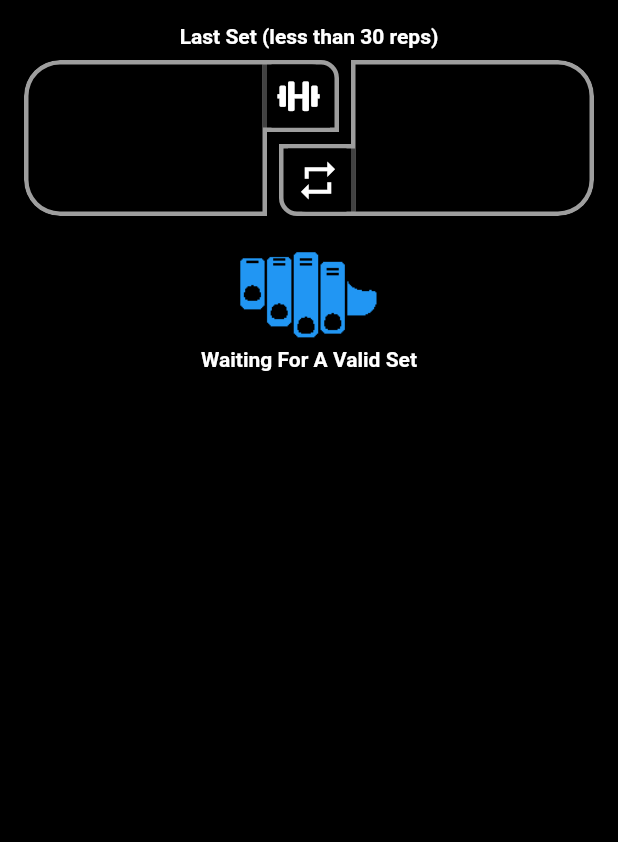
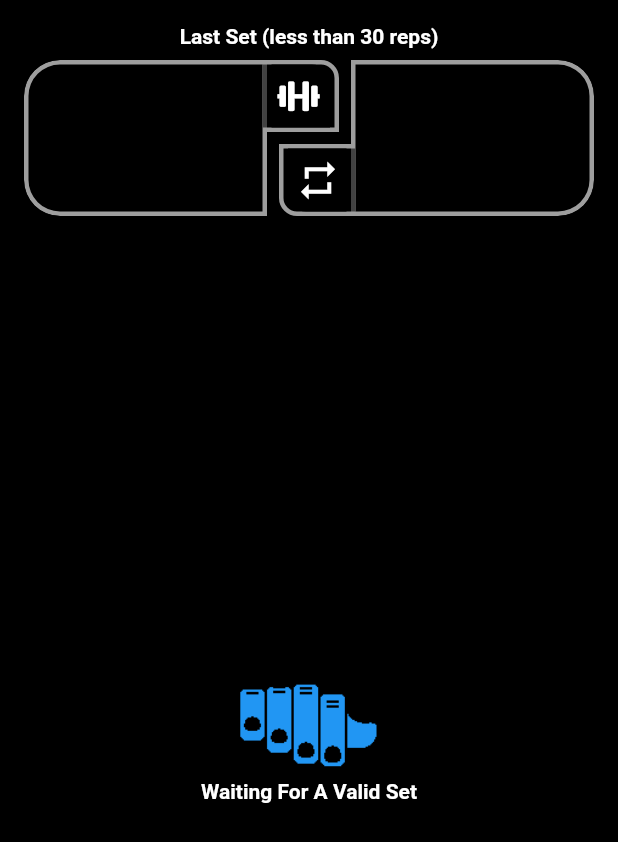
Before and after one commit to b-cancel/swolcalculator, a Flutter app: the screen it shows after launch, on a phone screen of 412 x 824 dp. Shown: the top 842 px of the screen. Run offline on Flutter 3.47's test engine with Material 2 defaults, Android fonts, the phone set to English and light mode, and no system bars; our stand-ins replace bot_toast, flutter_xlider, font_awesome_flutter.

Commit message:
slight clean up

```diff
--- a/lib/home.dart
+++ b/lib/home.dart
@@ -23,10 +23,12 @@ class _HomeState extends State<Home> {
   final ValueNotifier<int> repTarget = new ValueNotifier<int>(7);
   final ValueNotifier<Map<int, int>> predictionIDToPredictedWeight =
       new ValueNotifier({});
-  final ValueNotifier<int> predictionID = new ValueNotifier<int>(0);
 
-  //get
-  final ValueNotifier<int> predictedWeight = new ValueNotifier<int>(0);
+  updateState() {
+    if (mounted) {
+      setState(() {});
+    }
+  }
 
   updatePrediction() {
     //TODO: select the appropiate prediction with prediction ID
@@ -48,6 +50,8 @@ class _HomeState extends State<Home> {
       }
       predictionIDToPredictedWeight.value = predictionIDToPredictedWeightLocal;
     }
+
+    updateState();
   }
 
   predictAllPossible1RMs() {
@@ -80,8 +84,6 @@ class _HomeState extends State<Home> {
     repTarget.addListener(predictAllPossibleFutureWeights);
     //the above might update the below
     predictionIDToPredictedWeight.addListener(updatePrediction);
-    //separate
-    predictionID.addListener(updatePrediction);
   }
 
   @override
@@ -93,9 +95,7 @@ class _HomeState extends State<Home> {
     predictionIDTo1RM.removeListener(predictAllPossibleFutureWeights);
     repTarget.removeListener(predictAllPossibleFutureWeights);
     //the above might update the below
-    predictionIDToPredictedWeight.removeListener(updatePrediction);
-    //separate
-    predictionID.removeListener(updatePrediction);
+    predictionIDToPredictedWeight.removeListener(updateState);
     //dispose
     super.dispose();
   }
@@ -111,6 +111,7 @@ class _HomeState extends State<Home> {
       child: Scaffold(
         backgroundColor: Colors.black,
         body: Column(
+          mainAxisSize: MainAxisSize.max,
           children: [
             Container(
               padding: EdgeInsets.all(16),
@@ -135,44 +136,49 @@ class _HomeState extends State<Home> {
                 ],
               ),
             ),
-            AnimatedBuilder(
-              animation: predictionIDTo1RM,
-              builder: (BuildContext context, Widget? child) {
-                if (predictionIDTo1RM.value.length == 0) {
-                  return Expanded(
+            (predictionIDTo1RM.value.length == 0)
+                ? Expanded(
                     child: Center(
                       child: WaitingFor(
                         action: "Valid Set",
                       ),
                     ),
-                  );
-                } else {
-                  return Column(
+                  )
+                : Expanded(
+                    child: Column(
                       children: [
-                      Text(predictionIDTo1RM.value.toString()),
+                        Expanded(
+                          child: Column(
+                            mainAxisSize: MainAxisSize.min,
+                            children: [
+                              Text(
+                                Functions.getMean(
+                                  predictionIDTo1RM.value.values.toList(),
+                                ).toInt().toString(),
+                              ),
                               Text(
                                 "give or take " +
                                     Functions.getStandardDeviation(
                                       predictionIDTo1RM.value.values.toList(),
                                     ).toInt().toString(),
                               ),
-                      /*
-                      ChangeFunction(
-                      predictionID: functionID,
-                      middleArrows: false,
+                            ],
                           ),
-                    */
-                      AnimatedBuilder(
-                        animation: predictionIDToPredictedWeight,
-                        builder: (BuildContext context, Widget? child) {
-                          return Column(
-                            children: [
+                        ),
                         RepTargetSelector(
                           repTarget: repTarget,
                           subtle: false,
                         ),
-                              Text(predictionIDToPredictedWeight.value
-                                  .toString()),
+                        Expanded(
+                          child: Column(
+                            mainAxisSize: MainAxisSize.min,
+                            children: [
+                              Text(
+                                Functions.getMean(
+                                  predictionIDToPredictedWeight.value.values
+                                      .toList(),
+                                ).toInt().toString(),
+                              ),
                               Text(
                                 "give or take " +
                                     Functions.getStandardDeviation(
@@ -181,13 +187,10 @@ class _HomeState extends State<Home> {
                                     ).toInt().toString(),
                               ),
                             ],
-                          );
-                        },
-                      )
+                          ),
+                        ),
                       ],
-                  );
-                }
-              },
+                    ),
                   ),
           ],
         ),
@@ -253,6 +256,7 @@ class WaitingFor extends StatelessWidget {
   @override
   Widget build(BuildContext context) {
     return Column(
+      mainAxisSize: MainAxisSize.min,
       children: [
         Container(
           width: MediaQuery.of(context).size.width / 4,
```
Also changed, not shown: lib/selectors/repTarget/ourSlider.dart (+2 -39 lines), lib/selectors/repTarget/sliderField.dart (+3 -33 lines). Lines whose indentation alone changed are shown as unchanged.
